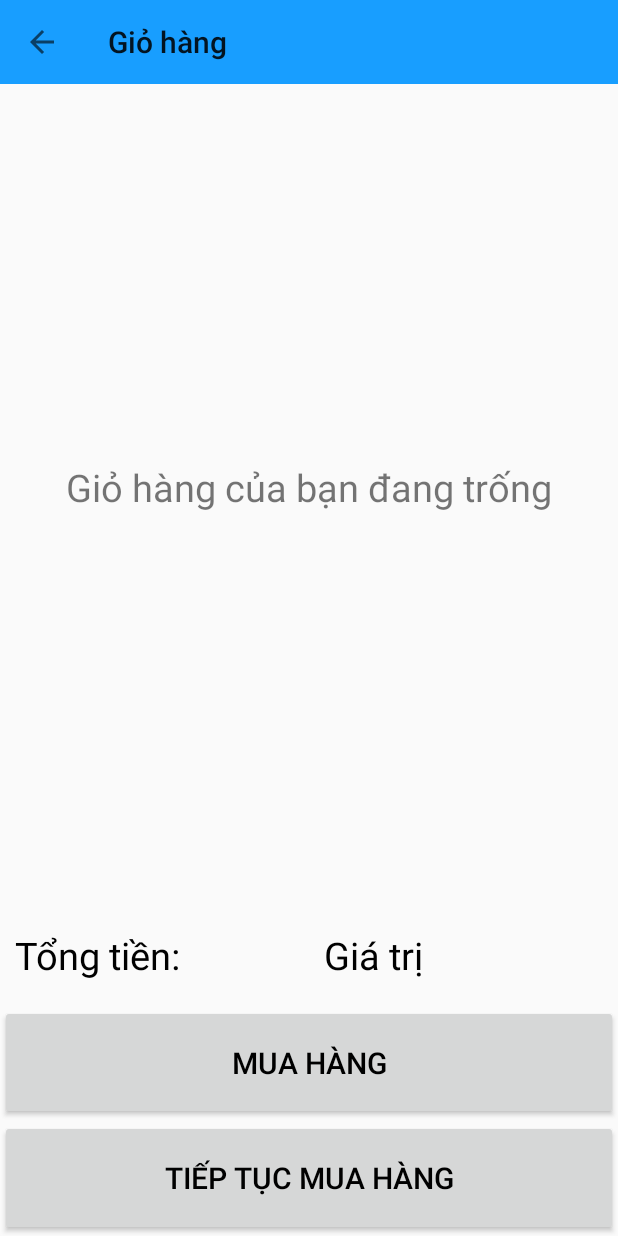
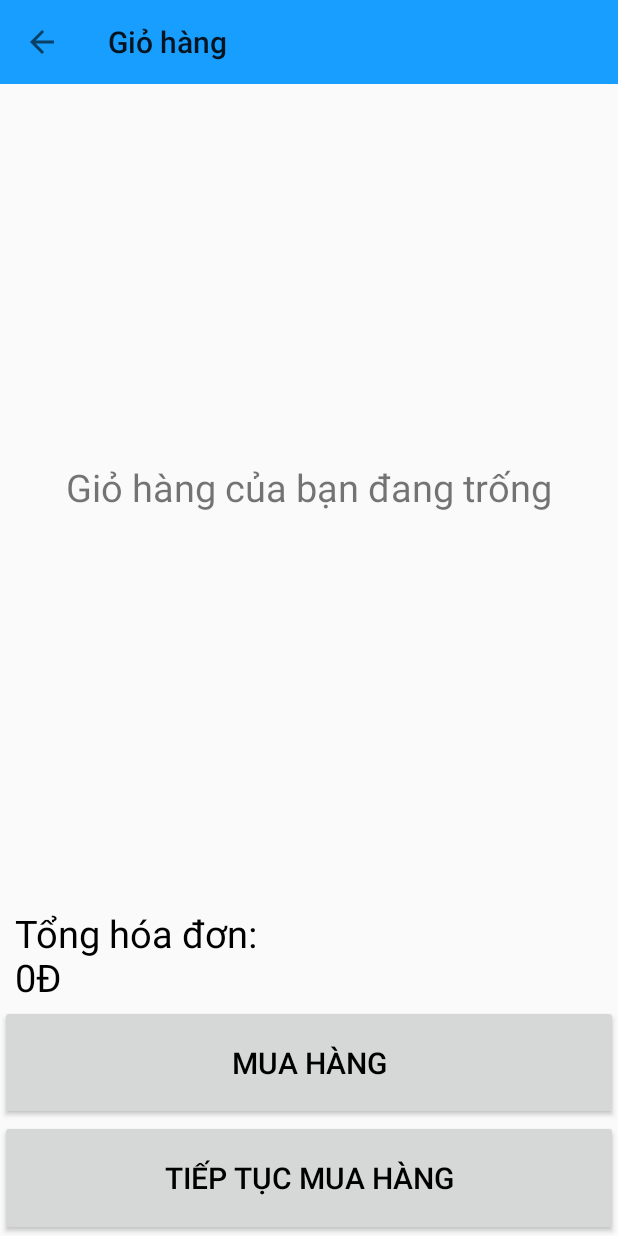
Before and after one commit to zzf7ktx/AndroidCK, an Android app: the CartActivity screen opened directly, with no data from a screen before it, on a phone screen of 412 x 824 dp. Run offline under Robolectric (Android 15) with nearby library versions, the phone set to English and light mode, and no system bars; our stand-ins replace Picasso, Volley; pictures from the network do not load.

Commit message:
Hoan thanh CartActivity/ fix loi KindActivity -> DetailActivity

```diff
--- a/Shop/app/src/main/java/com/example/shop/CartActivity.java
+++ b/Shop/app/src/main/java/com/example/shop/CartActivity.java
@@ -32,6 +32,7 @@ import org.json.JSONArray;
 import org.json.JSONException;
 import org.json.JSONObject;
 
+import java.text.DecimalFormat;
 import java.util.ArrayList;
 
 public class CartActivity extends AppCompatActivity {
@@ -74,6 +75,14 @@ public class CartActivity extends AppCompatActivity {
         }
 
         ImportData();
+
+
+        int tongBill = 0;
+        for(int i = 0; i < listCartProduct.size(); i++){
+            tongBill += listCartProduct.get(i).getGiaSanPham()*listCartProduct.get(i).getSoLuong();
+        }
+        DecimalFormat decimalFormat =new DecimalFormat("###,###,###");
+        txtTotalBill.setText("Tổng hóa đơn: "+ decimalFormat.format(tongBill)+"Đ");
 
         btnPay.setOnClickListener(new View.OnClickListener() {
             @Override
--- a/Shop/app/src/main/res/layout/activity_cart.xml
+++ b/Shop/app/src/main/res/layout/activity_cart.xml
@@ -74,21 +74,21 @@
                         android:textSize="25sp"
                         tools:ignore="HardcodedText" />
                 </LinearLayout>
-                <LinearLayout
-                    android:gravity="center_vertical"
-                    android:layout_weight="1"
-                    android:layout_width="0dp"
-                    android:paddingStart="10dp"
-                    android:paddingEnd="10dp"
-                    android:layout_height="match_parent">
-                    <TextView
-                        android:id="@+id/tvGia"
-                        android:textColor="#000000"
-                        android:text="Giá trị"
-                        android:textSize="25sp"
-                        android:layout_width="wrap_content"
-                        android:layout_height="wrap_content" />
-                </LinearLayout>
+<!--                <LinearLayout-->
+<!--                    android:gravity="center_vertical"-->
+<!--                    android:layout_weight="1"-->
+<!--                    android:layout_width="0dp"-->
+<!--                    android:paddingStart="10dp"-->
+<!--                    android:paddingEnd="10dp"-->
+<!--                    android:layout_height="match_parent">-->
+<!--                    <TextView-->
+<!--                        android:id="@+id/tvGia"-->
+<!--                        android:textColor="#000000"-->
+<!--                        android:text="Giá trị"-->
+<!--                        android:textSize="25sp"-->
+<!--                        android:layout_width="wrap_content"-->
+<!--                        android:layout_height="wrap_content" />-->
+<!--                </LinearLayout>-->
             </LinearLayout>
         </LinearLayout>
 
```
